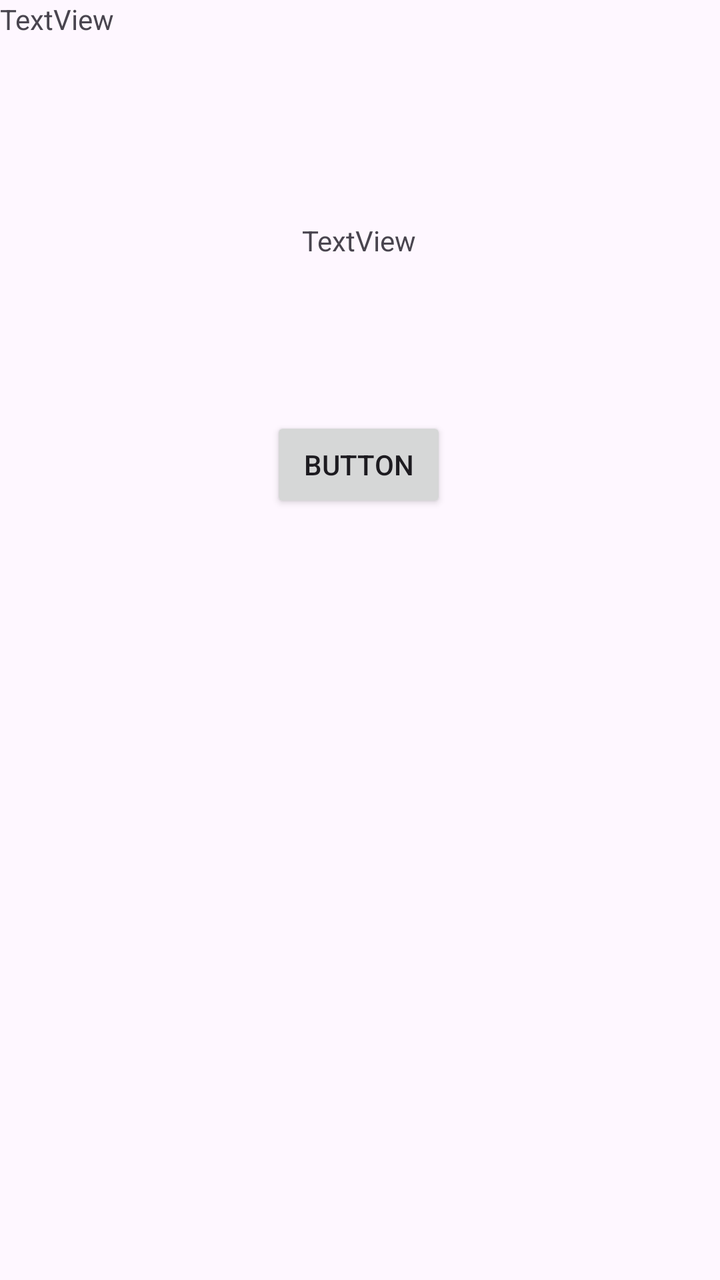
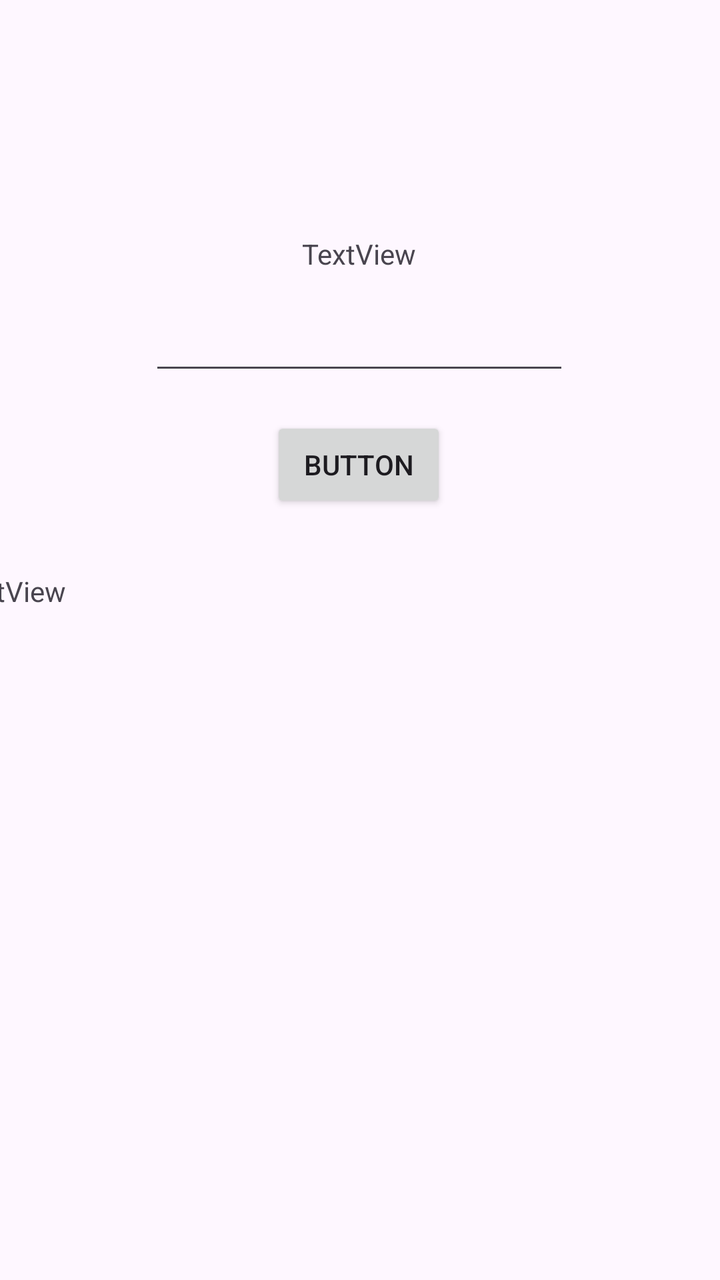

Screens rendered from an Android XML layout before and after an edit, with the pre-edit source and the edit as a unified diff.
<!-- AndroidManifest.xml: application theme Theme.EndevinaElNumero -->
<!-- res/layout/activity_main.xml -->
<?xml version="1.0" encoding="utf-8"?>
<androidx.constraintlayout.widget.ConstraintLayout xmlns:android="http://schemas.android.com/apk/res/android"
    xmlns:app="http://schemas.android.com/apk/res-auto"
    xmlns:tools="http://schemas.android.com/tools"
    android:id="@+id/main"
    android:layout_width="match_parent"
    android:layout_height="match_parent"
    tools:context=".MainActivity">

    <Button
        android:id="@+id/button"
        android:layout_width="wrap_content"
        android:layout_height="wrap_content"
        android:text="Button"
        app:layout_constraintBottom_toBottomOf="parent"
        app:layout_constraintEnd_toEndOf="parent"
        app:layout_constraintHorizontal_bias="0.498"
        app:layout_constraintStart_toStartOf="parent"
        app:layout_constraintTop_toTopOf="parent"
        app:layout_constraintVertical_bias="0.352" />

    <TextView
        android:id="@+id/textView2"
        android:layout_width="wrap_content"
        android:layout_height="wrap_content"
        android:text="TextView"
        app:layout_constraintBottom_toBottomOf="parent"
        app:layout_constraintEnd_toEndOf="parent"
        app:layout_constraintHorizontal_bias="0.498"
        app:layout_constraintStart_toStartOf="parent"
        app:layout_constraintTop_toTopOf="parent"
        app:layout_constraintVertical_bias="0.178" />

    <ScrollView
        android:layout_width="409dp"
        android:layout_height="354dp"
        tools:layout_editor_absoluteX="1dp"
        tools:layout_editor_absoluteY="376dp">

        <LinearLayout
            android:layout_width="match_parent"
            android:layout_height="wrap_content"
            android:orientation="vertical" >

            <TextView
                android:id="@+id/textView4"
                android:layout_width="wrap_content"
                android:layout_height="wrap_content"
                android:text="TextView" />
        </LinearLayout>
    </ScrollView>

</androidx.constraintlayout.widget.ConstraintLayout>
<!-- resources referenced by this layout -->
<resources>
  <style name="Theme.EndevinaElNumero" parent="Base.Theme.EndevinaElNumero" />
  <style name="Base.Theme.EndevinaElNumero" parent="Theme.Material3.DayNight.NoActionBar">
          
          
      </style>
</resources>

<!-- the commit's change to res/layout/activity_main.xml (unified diff, before → after) -->
@@ -29,21 +29,37 @@
         app:layout_constraintHorizontal_bias="0.498"
         app:layout_constraintStart_toStartOf="parent"
         app:layout_constraintTop_toTopOf="parent"
-        app:layout_constraintVertical_bias="0.178" />
+        app:layout_constraintVertical_bias="0.189" />
+
+    <EditText
+        android:id="@+id/campoNum"
+        android:layout_width="wrap_content"
+        android:layout_height="wrap_content"
+        android:ems="10"
+        android:inputType="numberDecimal"
+        app:layout_constraintBottom_toBottomOf="parent"
+        app:layout_constraintEnd_toEndOf="parent"
+        app:layout_constraintHorizontal_bias="0.497"
+        app:layout_constraintStart_toStartOf="parent"
+        app:layout_constraintTop_toTopOf="parent"
+        app:layout_constraintVertical_bias="0.252" />
 
     <ScrollView
         android:layout_width="409dp"
         android:layout_height="354dp"
-        tools:layout_editor_absoluteX="1dp"
-        tools:layout_editor_absoluteY="376dp">
+        app:layout_constraintBottom_toBottomOf="parent"
+        app:layout_constraintEnd_toEndOf="parent"
+        app:layout_constraintStart_toStartOf="parent"
+        app:layout_constraintTop_toTopOf="parent"
+        app:layout_constraintVertical_bias="1.0">
 
         <LinearLayout
             android:layout_width="match_parent"
             android:layout_height="wrap_content"
-            android:orientation="vertical" >
+            android:orientation="vertical">
 
             <TextView
-                android:id="@+id/textView4"
+                android:id="@+id/textView"
                 android:layout_width="wrap_content"
                 android:layout_height="wrap_content"
                 android:text="TextView" />
